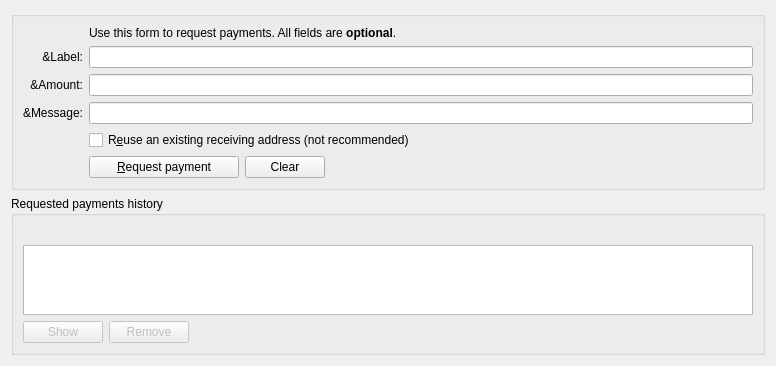
Qt form src/qt/forms/receivecoinsdialog.ui (upgradeadvice/MUE-Src) before a commit.
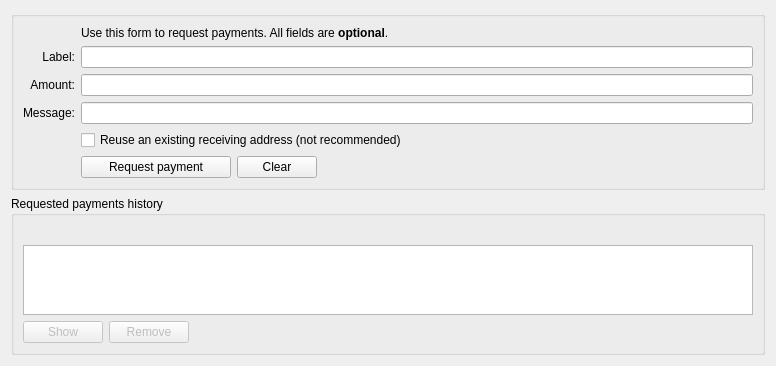
The same form after that commit. Icons and pictures are not drawn. Custom widgets are drawn as their Qt base class.

What changed in the file:
```diff
--- a/src/qt/forms/receivecoinsdialog.ui
+++ b/src/qt/forms/receivecoinsdialog.ui
@@ -28,7 +28,7 @@
            <string>Reuse one of the previously used receiving addresses. Reusing addresses has security and privacy issues. Do not use this unless re-generating a payment request made before.</string>
           </property>
           <property name="text">
-           <string>R&amp;euse an existing receiving address (not recommended)</string>
+           <string>Reuse an existing receiving address (not recommended)</string>
           </property>
          </widget>
         </item>
@@ -45,7 +45,7 @@
            <string>An optional message to attach to the payment request, which will be displayed when the request is opened. Note: The message will not be sent with the payment over the MonetaryUnit network.</string>
           </property>
           <property name="text">
-           <string>&amp;Message:</string>
+           <string>Message:</string>
           </property>
           <property name="alignment">
            <set>Qt::AlignRight|Qt::AlignTrailing|Qt::AlignVCenter</set>
@@ -79,7 +79,7 @@
            <string>An optional label to associate with the new receiving address.</string>
           </property>
           <property name="text">
-           <string>&amp;Label:</string>
+           <string>Label:</string>
           </property>
           <property name="alignment">
            <set>Qt::AlignRight|Qt::AlignTrailing|Qt::AlignVCenter</set>
@@ -92,7 +92,7 @@
            <string>An optional amount to request. Leave this empty or zero to not request a specific amount.</string>
           </property>
           <property name="text">
-           <string>&amp;Amount:</string>
+           <string>Amount:</string>
           </property>
           <property name="alignment">
            <set>Qt::AlignRight|Qt::AlignTrailing|Qt::AlignVCenter</set>
@@ -123,7 +123,7 @@
              </size>
             </property>
             <property name="text">
-             <string>&amp;Request payment</string>
+             <string>Request payment</string>
             </property>
             <property name="icon">
              <iconset resource="../monetaryunit.qrc">
```
